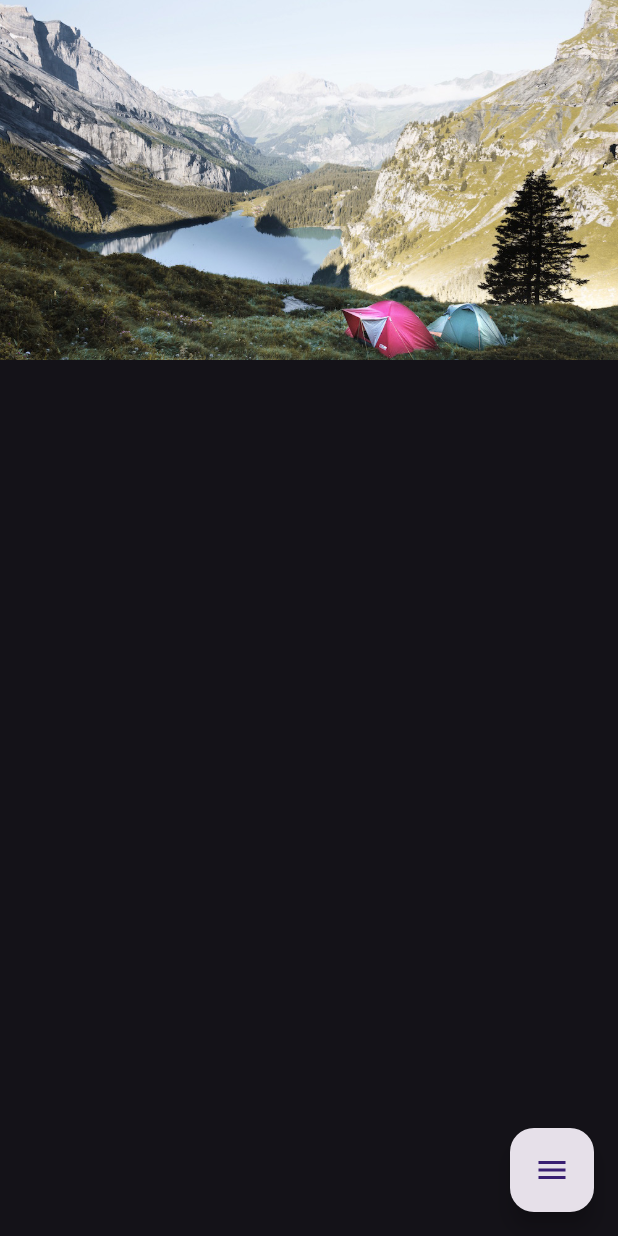
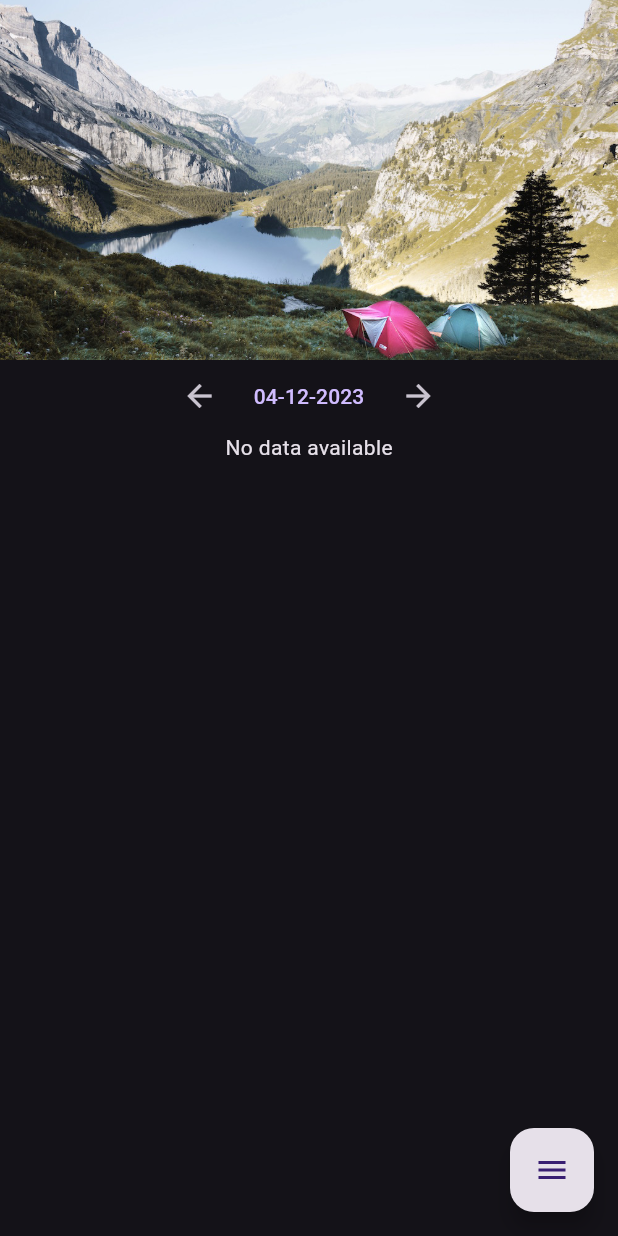
Before and after one commit to evanraalte/layout_tutorial, a Flutter app: the screen it shows after launch, on a phone screen of 412 x 824 dp. Run offline on Flutter 3.47's test engine with Material 3 defaults, Android fonts, the phone set to English and light mode, and no system bars; our stand-ins replace confetti, sqflite; accounts and stored records are empty.

Commit message:
add date selector

```diff
--- /dev/null
+++ b/lib/date_selector.dart
@@ -0,0 +1,63 @@
+import 'package:flutter/material.dart';
+import 'package:intl/intl.dart';
+
+class DateSelector extends StatelessWidget {
+  final DateTime selectedDate;
+  final Function(DateTime) onDateChanged;
+
+  const DateSelector(
+      {super.key, required this.selectedDate, required this.onDateChanged});
+
+  void _selectDate(BuildContext context) async {
+    final DateTime? picked = await showDatePicker(
+      context: context,
+      initialDate: selectedDate,
+      firstDate: DateTime(2000),
+      lastDate: DateTime(2025),
+    );
+    if (picked != null && picked != selectedDate) {
+      onDateChanged(picked);
+    }
+  }
+
+  String _formatDate(DateTime date, String locale) {
+    DateTime now = DateTime.now();
+    DateTime today = DateTime(now.year, now.month, now.day);
+    DateTime yesterday = today.subtract(const Duration(days: 1));
+    DateTime tomorrow = today.add(const Duration(days: 1));
+
+    if (date == today) {
+      return 'Today'; // or use a localized string
+    } else if (date == yesterday) {
+      return 'Yesterday'; // or use a localized string
+    } else if (date == tomorrow) {
+      return 'Tomorrow'; // or use a localized string
+    } else {
+      return DateFormat('dd-MM-yyyy', locale).format(date);
+    }
+  }
+
+  @override
+  Widget build(BuildContext context) {
+    String locale = Localizations.localeOf(context).toString();
+    return Row(
+      mainAxisAlignment: MainAxisAlignment.center,
+      children: <Widget>[
+        IconButton(
+          icon: const Icon(Icons.arrow_back),
+          onPressed: () =>
+              onDateChanged(selectedDate.subtract(const Duration(days: 1))),
+        ),
+        TextButton(
+          onPressed: () => _selectDate(context),
+          child: Text(_formatDate(selectedDate, locale)),
+        ),
+        IconButton(
+          icon: const Icon(Icons.arrow_forward),
+          onPressed: () =>
+              onDateChanged(selectedDate.add(const Duration(days: 1))),
+        ),
+      ],
+    );
+  }
+}
--- a/lib/main.dart
+++ b/lib/main.dart
@@ -1,4 +1,5 @@
 import 'package:flutter/material.dart';
+import 'package:layout_tutorial/date_selector.dart';
 import 'package:layout_tutorial/db.dart';
 import 'package:layout_tutorial/expandable_floating_action_button.dart';
 import 'package:layout_tutorial/likable_item.dart';
@@ -23,6 +24,7 @@ class MyApp extends StatefulWidget {
 class _MyAppState extends State<MyApp> {
   late Future<List<Success>> _successListFuture;
   bool isExpanded = false;
+  DateTime selectedDate = DateTime.now();
 
   Future<void> _showAddItemDialog(BuildContext context) async {
     String title = '';
@@ -80,7 +82,8 @@ class _MyAppState extends State<MyApp> {
   @override
   void initState() {
     super.initState();
-    _successListFuture = SuccessDatabaseService().successes();
+    _successListFuture =
+        SuccessDatabaseService().successes(filterCreatedDate: selectedDate);
   }
 
   void _addLikableItem() async {
@@ -95,8 +98,16 @@ class _MyAppState extends State<MyApp> {
 
   void _refreshSuccessList() {
     setState(() {
-      _successListFuture = SuccessDatabaseService().successes();
+      _successListFuture =
+          SuccessDatabaseService().successes(filterCreatedDate: selectedDate);
     });
+  }
+
+  void _onDateChanged(DateTime date) {
+    setState(() {
+      selectedDate = date;
+    });
+    _refreshSuccessList();
   }
 
   @override
@@ -131,6 +142,10 @@ class _MyAppState extends State<MyApp> {
               height: 240,
               fit: BoxFit.cover,
             ),
+            DateSelector(
+              selectedDate: selectedDate,
+              onDateChanged: _onDateChanged,
+            ),
             Expanded(
               child: FutureBuilder<List<Success>>(
                 future: _successListFuture,
@@ -139,7 +154,7 @@ class _MyAppState extends State<MyApp> {
                     return const CircularProgressIndicator();
                   } else if (snapshot.hasError) {
                     return Text('Error: ${snapshot.error}');
-                  } else if (snapshot.hasData) {
+                  } else if (snapshot.hasData && snapshot.data!.isNotEmpty) {
                     return ListView(
                       padding: EdgeInsets.only(
                           bottom: MediaQuery.of(context).size.height * 0.1),
@@ -171,6 +186,9 @@ class _MyAppState extends State<MyApp> {
                               ))
                           .toList(),
                     );
+                  } else if (selectedDate.isAfter(DateTime.now())) {
+                    return const Text(
+                        "You're adding successes in the future😁");
                   } else {
                     return const Text('No data available');
                   }
```
Also changed, not shown: lib/db.dart (+14 -2 lines).
